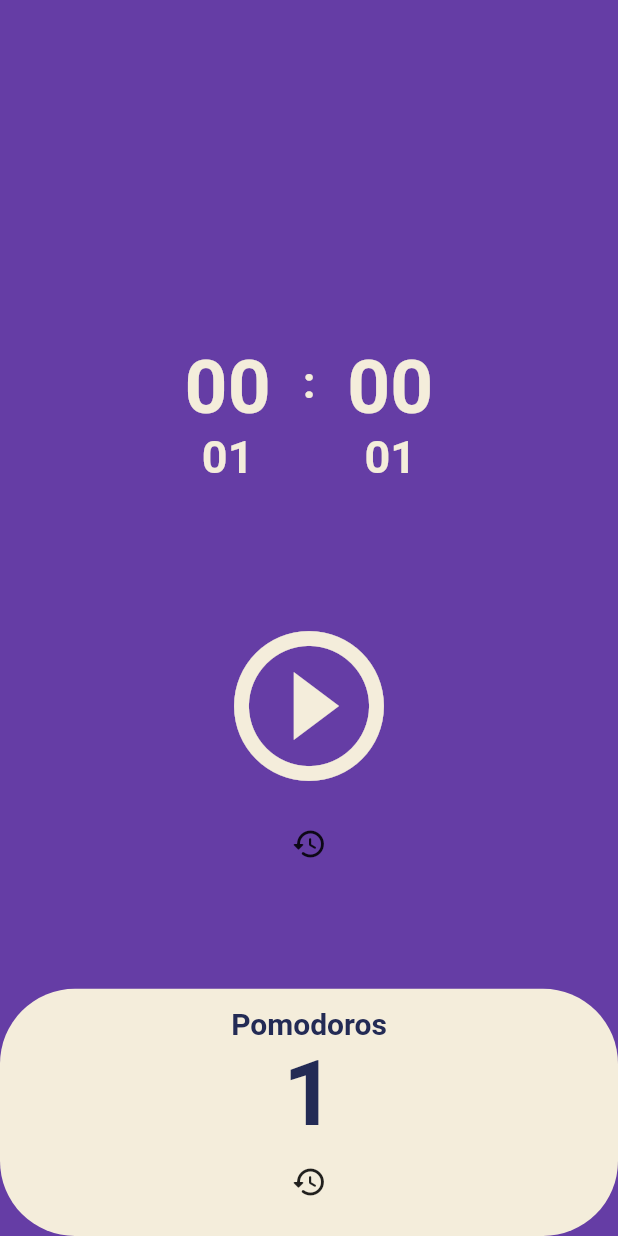
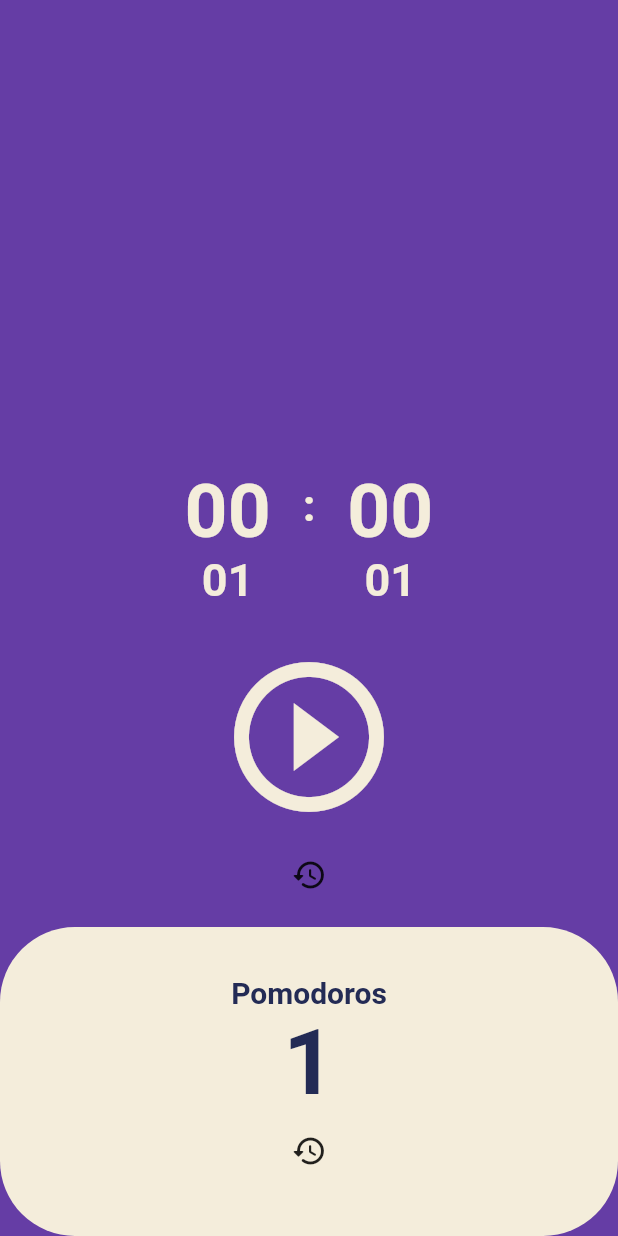
Before and after one commit to KihaJeong1994/pomodoro, a Flutter app: the screen it shows after launch, after a tap on the "play circle outline" icon, on a phone screen of 412 x 824 dp. Run offline on Flutter 3.47's test engine with Material 2 defaults, Android fonts, the phone set to English and light mode, and no system bars; drawn by our look-alikes of numberpicker; our stand-ins replace vibration.

```diff
--- a/lib/screens/home_screen.dart
+++ b/lib/screens/home_screen.dart
@@ -54,7 +54,6 @@ class _HomeScreenState extends State<HomeScreen> {
   void onStartPressed() {
     setState(() {
       isRunning = true;
-      period = totalSeconds;
     });
     timer = Timer.periodic(
       const Duration(seconds: 1),
@@ -120,6 +119,7 @@ class _HomeScreenState extends State<HomeScreen> {
                           onChanged: (value) => setState(() {
                             minute = value;
                             totalSeconds = 60 * minute + second;
+                            period = totalSeconds;
                           }),
                           textStyle: TextStyle(
                             color: Theme.of(context).cardColor,
@@ -150,6 +150,7 @@ class _HomeScreenState extends State<HomeScreen> {
                           onChanged: (value) => setState(() {
                             second = value;
                             totalSeconds = 60 * minute + second;
+                            period = totalSeconds;
                           }),
                           textStyle: TextStyle(
                             color: Theme.of(context).cardColor,
@@ -170,7 +171,7 @@ class _HomeScreenState extends State<HomeScreen> {
             ),
           ),
           Flexible(
-            flex: 2,
+            flex: 1,
             child: Center(
               child: Column(
                 mainAxisAlignment: MainAxisAlignment.center,
```
